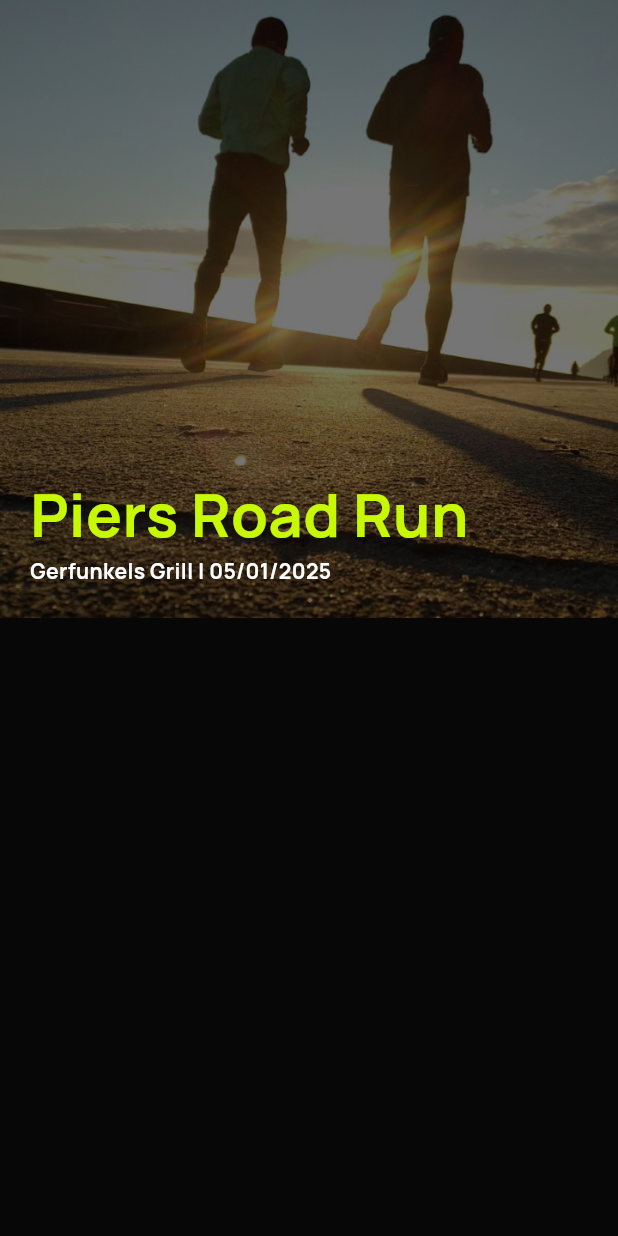
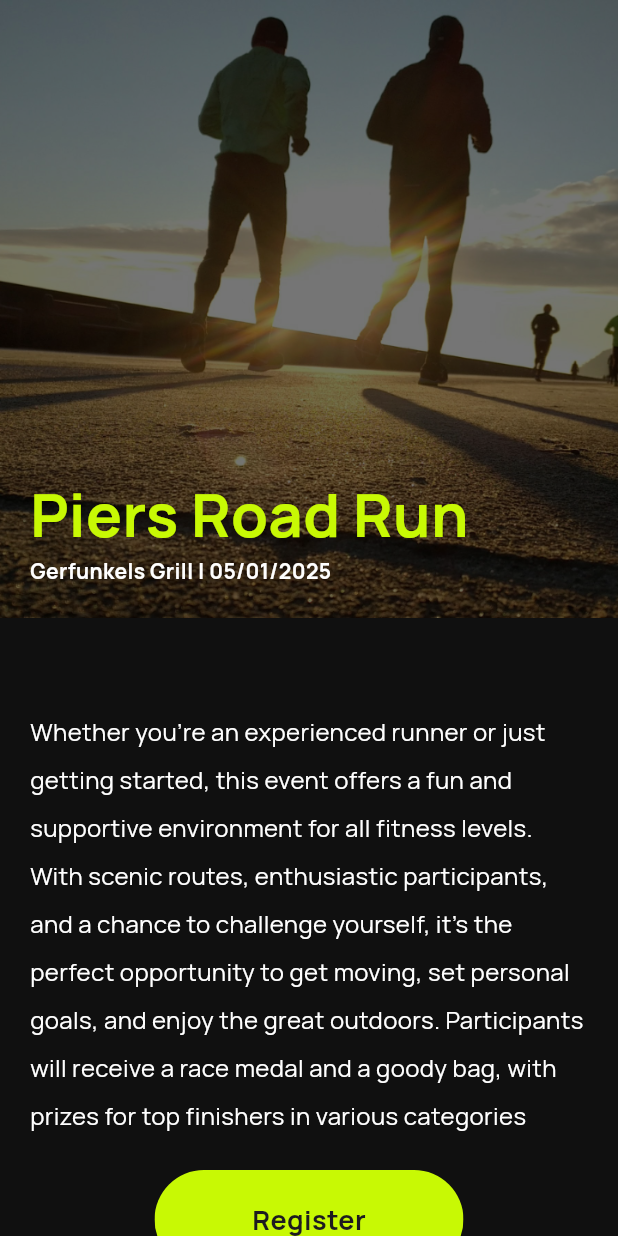
Before and after one commit to tinashemahwenda/runx_app, a Flutter app: the EventDetailsPage screen opened directly, on a phone screen of 412 x 824 dp. Run offline on Flutter 3.47's test engine with Material 3 defaults, Android fonts, the phone set to English and light mode, and no system bars.

Commit message:
Done with the basic details page layout

```diff
--- a/lib/screens/event_details_page.dart
+++ b/lib/screens/event_details_page.dart
@@ -9,7 +9,8 @@ class EventDetailsPage extends StatelessWidget {
   Widget build(BuildContext context) {
     return Scaffold(
       backgroundColor: AppColor.backgroundColor,
-      body: Column(
+      body: SingleChildScrollView(
+        child: Column(
           children: [
             Stack(
               children: [
@@ -23,7 +24,7 @@ class EventDetailsPage extends StatelessWidget {
                 ),
                 Container(
                   width: AppMeasure.width,
-                height: AppMeasure.height,
+                  height: AppMeasure.height / 2,
                   color: Colors.black54,
                 ),
                 Padding(
@@ -57,8 +58,37 @@ class EventDetailsPage extends StatelessWidget {
                   ),
                 )
               ],
+            ),
+            Padding(
+              padding: const EdgeInsets.all(20.0),
+              child: Text(
+                "Whether you're an experienced runner or just getting started, this event offers a fun and supportive environment for all fitness levels. With scenic routes, enthusiastic participants, and a chance to challenge yourself, it's the perfect opportunity to get moving, set personal goals, and enjoy the great outdoors. Participants will receive a race medal and a goody bag, with prizes for top finishers in various categories",
+                style: TextStyle(
+                  color: AppColor.fontColor,
+                  height: 2,
+                  fontSize: 16,
+                ),
+              ),
+            ),
+            ClipRRect(
+              borderRadius: BorderRadius.circular(40),
+              child: Container(
+                width: AppMeasure.width / 2,
+                padding: EdgeInsets.all(20),
+                color: AppColor.limeGreen,
+                child: Center(
+                  child: Text(
+                    'Register',
+                    style: TextStyle(
+                      fontWeight: FontWeight.bold,
+                      fontSize: 18,
+                    ),
+                  ),
+                ),
+              ),
             )
           ],
+        ),
       ),
     );
   }
```
Lines whose indentation alone changed are shown as unchanged.
